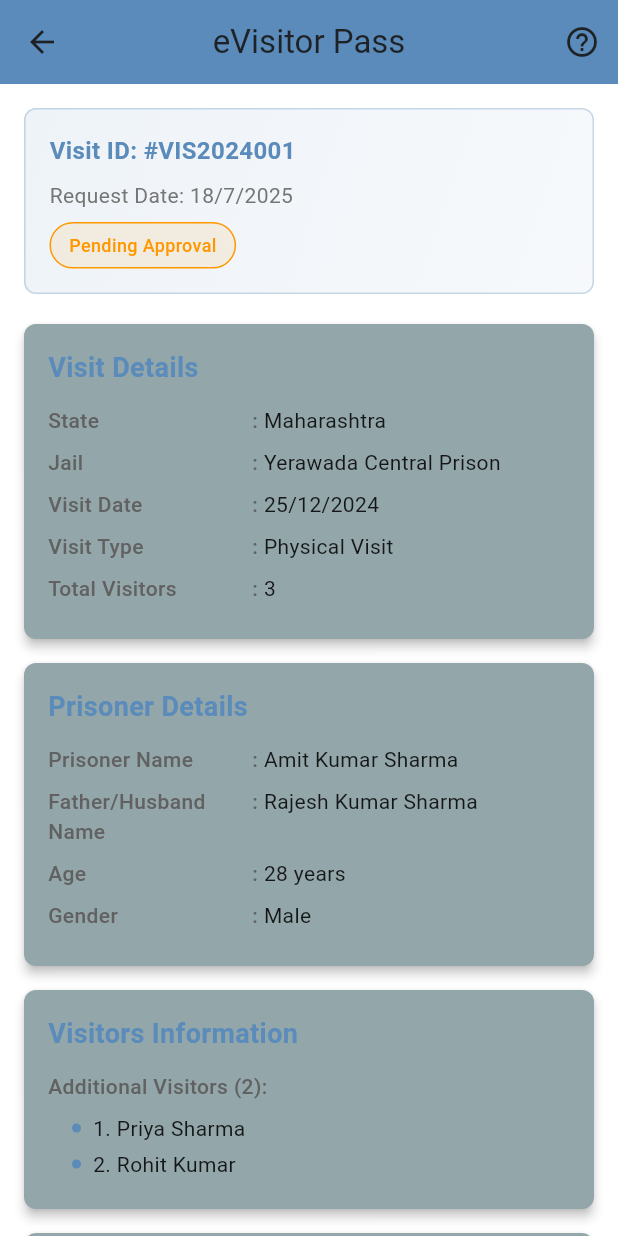
After one commit to Vainyala17/eMulakat, a Flutter app: the VisitPreviewScreen1 screen opened directly, on a phone screen of 412 x 824 dp. The commit adds this screen. Run offline on Flutter 3.47's test engine with Material 3 defaults, Android fonts, the phone set to English and light mode, and no system bars; our stand-ins replace flutter_tts, image_picker, share_plus, speech_to_text, sqflite, video_player and 1 more; missing offline and left inert: google_mlkit_face_detection, google_mlkit_text_recognition, syncfusion_flutter_pdfviewer, translator; accounts and stored records are empty.

Commit message:
first commit

```diff
--- a/lib/dashboard/grievance/complaint_screen.dart
+++ b/lib/dashboard/grievance/complaint_screen.dart
@@ -41,7 +41,7 @@ class _ComplaintScreenState extends State<ComplaintScreen> {
           child: Column(
             crossAxisAlignment: CrossAxisAlignment.start,
             children: [
-              FormSectionTitle(title: 'Complainant Details'),
+              FormSectionTitle(title: 'Complaints Details'),
               SizedBox(height: 20),
               // Visitor Name
               CustomTextField(
--- /dev/null
+++ b/lib/dashboard/visit/visit_preview1.dart
@@ -0,0 +1,554 @@
+import 'package:flutter/material.dart';
+import '../../pdf_viewer_screen.dart';
+import '../../widgets/custom_button.dart';
+import 'visit_home.dart';
+
+class VisitPreviewScreen1 extends StatefulWidget {
+  @override
+  _VisitPreviewScreen1State createState() => _VisitPreviewScreen1State();
+}
+
+class _VisitPreviewScreen1State extends State<VisitPreviewScreen1> {
+
+  // Dummy data for preview - this would normally come from the previous form
+  final Map<String, dynamic> _visitData = {
+    'state': 'Maharashtra',
+    'jail': 'Yerawada Central Prison',
+    'visitDate': '25/12/2024',
+    'additionalVisitors': 2,
+    'additionalVisitorNames': ['Priya Sharma', 'Rohit Kumar'],
+  };
+
+  final Map<String, dynamic> _prisonerData = {
+    'name': 'Amit Kumar Sharma',
+    'fatherName': 'Rajesh Kumar Sharma',
+    'age': '28',
+    'gender': 'Male',
+    'visitType': 'Physical Visit',
+  };
+
+  Widget _buildPreviewCard({
+    required String title,
+    required List<MapEntry<String, String>> data,
+  }) {
+    return Card(
+      elevation: 3,
+      margin: EdgeInsets.only(bottom: 16),
+      shape: RoundedRectangleBorder(
+        borderRadius: BorderRadius.circular(8),
+      ),
+      child: Padding(
+        padding: EdgeInsets.all(16),
+        child: Column(
+          crossAxisAlignment: CrossAxisAlignment.start,
+          children: [
+            Text(
+              title,
+              style: TextStyle(
+                fontSize: 18,
+                fontWeight: FontWeight.bold,
+                color: Theme.of(context).primaryColor,
+              ),
+            ),
+            SizedBox(height: 12),
+            ...data.map((entry) => _buildDataRow(entry.key, entry.value)),
+          ],
+        ),
+      ),
+    );
+  }
+
+  Widget _buildDataRow(String label, String value) {
+    return Padding(
+      padding: EdgeInsets.only(bottom: 8),
+      child: Row(
+        crossAxisAlignment: CrossAxisAlignment.start,
+        children: [
+          Expanded(
+            flex: 2,
+            child: Text(
+              label,
+              style: TextStyle(
+                fontWeight: FontWeight.w500,
+                color: Colors.grey[700],
+              ),
+            ),
+          ),
+          Text(
+            ': ',
+            style: TextStyle(
+              fontWeight: FontWeight.w500,
+              color: Colors.grey[700],
+            ),
+          ),
+          Expanded(
+            flex: 3,
+            child: Text(
+              value,
+              style: TextStyle(
+                fontWeight: FontWeight.w400,
+                color: Colors.black87,
+              ),
+            ),
+          ),
+        ],
+      ),
+    );
+  }
+
+  Widget _buildStatusBadge(String status, Color color) {
+    return Container(
+      padding: EdgeInsets.symmetric(horizontal: 12, vertical: 6),
+      decoration: BoxDecoration(
+        color: color.withOpacity(0.1),
+        borderRadius: BorderRadius.circular(20),
+        border: Border.all(color: color),
+      ),
+      child: Text(
+        status,
+        style: TextStyle(
+          color: color,
+          fontWeight: FontWeight.w500,
+          fontSize: 12,
+        ),
+      ),
+    );
+  }
+
+  Widget _buildAdditionalVisitorsList() {
+    if (_visitData['additionalVisitors'] == 0) {
+      return Text(
+        'No additional visitors',
+        style: TextStyle(
+          fontStyle: FontStyle.italic,
+          color: Colors.grey[600],
+        ),
+      );
+    }
+
+    return Column(
+      crossAxisAlignment: CrossAxisAlignment.start,
+      children: [
+        Text(
+          'Additional Visitors (${_visitData['additionalVisitors']}):',
+          style: TextStyle(
+            fontWeight: FontWeight.w500,
+            color: Colors.grey[700],
+          ),
+        ),
+        SizedBox(height: 8),
+        ..._visitData['additionalVisitorNames'].asMap().entries.map((entry) {
+          int index = entry.key;
+          String name = entry.value;
+          return Padding(
+            padding: EdgeInsets.only(left: 16, bottom: 4),
+            child: Row(
+              children: [
+                Container(
+                  width: 6,
+                  height: 6,
+                  decoration: BoxDecoration(
+                    color: Theme.of(context).primaryColor,
+                    shape: BoxShape.circle,
+                  ),
+                ),
+                SizedBox(width: 8),
+                Text(
+                  '${index + 1}. $name',
+                  style: TextStyle(
+                    fontWeight: FontWeight.w400,
+                    color: Colors.black87,
+                  ),
+                ),
+              ],
+            ),
+          );
+        }).toList(),
+      ],
+    );
+  }
+
+  @override
+  Widget build(BuildContext context) {
+    return Scaffold(
+      backgroundColor: Colors.white,
+      appBar: AppBar(
+        title: Text('eVisitor Pass'),
+        centerTitle: true,
+        backgroundColor: Theme.of(context).primaryColor,
+        actions: [
+          IconButton(
+            icon: Icon(Icons.help_outline),
+            onPressed: () {
+              Navigator.push(
+                context,
+                MaterialPageRoute(
+                  builder: (context) => PDFViewerScreen(
+                    assetPath: 'assets/pdfs/about_us.pdf',
+                  ),
+                ),
+              );
+            },
+          ),
+        ],
+      ),
+      body: SingleChildScrollView(
+        padding: EdgeInsets.all(16),
+        child: Column(
+          crossAxisAlignment: CrossAxisAlignment.start,
+          children: [
+            // Status Header
+            Container(
+              width: double.infinity,
+              padding: EdgeInsets.all(16),
+              decoration: BoxDecoration(
+                gradient: LinearGradient(
+                  colors: [
+                    Theme.of(context).primaryColor.withOpacity(0.1),
+                    Theme.of(context).primaryColor.withOpacity(0.05),
+                  ],
+                  begin: Alignment.topLeft,
+                  end: Alignment.bottomRight,
+                ),
+                borderRadius: BorderRadius.circular(8),
+                border: Border.all(
+                  color: Theme.of(context).primaryColor.withOpacity(0.3),
+                ),
+              ),
+              child: Column(
+                crossAxisAlignment: CrossAxisAlignment.start,
+                children: [
+                  Text(
+                    'Visit ID: #VIS2024001',
+                    style: TextStyle(
+                      fontSize: 16,
+                      fontWeight: FontWeight.bold,
+                      color: Theme.of(context).primaryColor,
+                    ),
+                  ),
+                  SizedBox(height: 8),
+                  Text(
+                    'Request Date: ${DateTime.now().day}/${DateTime.now().month}/${DateTime.now().year}',
+                    style: TextStyle(
+                      fontSize: 14,
+                      color: Colors.grey[600],
+                    ),
+                  ),
+                  SizedBox(height: 8),
+                  _buildStatusBadge('Pending Approval', Colors.orange),
+                ],
+              ),
+            ),
+            SizedBox(height: 20),
+
+            // Visit Details
+            _buildPreviewCard(
+              title: 'Visit Details',
+              data: [
+                MapEntry('State', _visitData['state']),
+                MapEntry('Jail', _visitData['jail']),
+                MapEntry('Visit Date', _visitData['visitDate']),
+                MapEntry('Visit Type', _prisonerData['visitType']),
+                MapEntry('Total Visitors', '${_visitData['additionalVisitors'] + 1}'), // +1 for main visitor
+              ],
+            ),
+
+            // Prisoner Details
+            _buildPreviewCard(
+              title: 'Prisoner Details',
+              data: [
+                MapEntry('Prisoner Name', _prisonerData['name']),
+                MapEntry('Father/Husband Name', _prisonerData['fatherName']),
+                MapEntry('Age', _prisonerData['age'] + ' years'),
+                MapEntry('Gender', _prisonerData['gender']),
+              ],
+            ),
+
+            // Additional Visitors
+            Card(
+              elevation: 3,
+              margin: EdgeInsets.only(bottom: 16),
+              shape: RoundedRectangleBorder(
+                borderRadius: BorderRadius.circular(8),
+              ),
+              child: Padding(
+                padding: EdgeInsets.all(16),
+                child: Column(
+                  crossAxisAlignment: CrossAxisAlignment.start,
+                  children: [
+                    Text(
+                      'Visitors Information',
+                      style: TextStyle(
+                        fontSize: 18,
+                        fontWeight: FontWeight.bold,
+                        color: Theme.of(context).primaryColor,
+                      ),
+                    ),
+                    SizedBox(height: 12),
+                    _buildAdditionalVisitorsList(),
+                  ],
+                ),
+              ),
+            ),
+
+            // Visit Guidelines
+            Card(
+              elevation: 3,
+              margin: EdgeInsets.only(bottom: 16),
+              shape: RoundedRectangleBorder(
+                borderRadius: BorderRadius.circular(8),
+              ),
+              child: Padding(
+                padding: EdgeInsets.all(16),
+                child: Column(
+                  crossAxisAlignment: CrossAxisAlignment.start,
+                  children: [
+                    Text(
+                      'Important Guidelines',
+                      style: TextStyle(
+                        fontSize: 18,
+                        fontWeight: FontWeight.bold,
+                        color: Theme.of(context).primaryColor,
+                      ),
+                    ),
+                    SizedBox(height: 12),
+                    _buildGuidelineItem('Carry valid photo ID for verification'),
+                    _buildGuidelineItem('Arrive 30 minutes before scheduled time'),
+                    _buildGuidelineItem('Follow dress code: Formal attire required'),
+                    _buildGuidelineItem('No mobile phones or electronic devices allowed'),
+                    _buildGuidelineItem('Visit duration: Maximum 30 minutes'),
+                    _buildGuidelineItem('Respect prison rules and regulations'),
+                  ],
+                ),
+              ),
+            ),
+
+            // Action Timeline
+            Card(
+              elevation: 3,
+              shape: RoundedRectangleBorder(
+                borderRadius: BorderRadius.circular(8),
+              ),
+              child: Padding(
+                padding: EdgeInsets.all(16),
+                child: Column(
+                  crossAxisAlignment: CrossAxisAlignment.start,
+                  children: [
+                    Text(
+                      'Visit Timeline',
+                      style: TextStyle(
+                        fontSize: 18,
+                        fontWeight: FontWeight.bold,
+                        color: Theme.of(context).primaryColor,
+                      ),
+                    ),
+                    SizedBox(height: 16),
+                    _buildTimelineItem(
+                      'Visit Request Submitted',
+                      '${DateTime.now().day}/${DateTime.now().month}/${DateTime.now().year} at ${DateTime.now().hour}:${DateTime.now().minute.toString().padLeft(2, '0')}',
+                      Icons.check_circle,
+                      Colors.green,
+                      true,
+                    ),
+                    _buildTimelineItem(
+                      'Under Review',
+                      'Estimated: 1-2 working days',
+                      Icons.pending,
+                      Colors.orange,
+                      false,
+                    ),
+                    _buildTimelineItem(
+                      'Approval/Rejection',
+                      'Estimated: 3-5 working days',
+                      Icons.done_all,
+                      Colors.grey,
+                      false,
+                    ),
+                  ],
+                ),
+              ),
+            ),
+
+            SizedBox(height: 24),
+
+            // Action Buttons
+            Row(
+              children: [
+                Expanded(
+                  child: CustomButton(
+                    text: 'Edit Visit',
+                    onPressed: () {
+                      Navigator.pop(context);
+                    },
+                    backgroundColor: Colors.grey[600],
+                  ),
+                ),
+                SizedBox(width: 16),
+                Expanded(
+                  child: CustomButton(
+                    text: 'Submit Visit',
+                    onPressed: () {
+                      _showSubmissionDialog();
+                    },
+                  ),
+                ),
+              ],
+            ),
+
+            SizedBox(height: 16),
+
+            // Download/Print Options
+            Row(
+              children: [
+                Expanded(
+                  child: OutlinedButton.icon(
+                    onPressed: () {
+                      // Download functionality
+                      ScaffoldMessenger.of(context).showSnackBar(
+                        SnackBar(
+                          content: Text('Downloading visit request copy...'),
+                          backgroundColor: Colors.blue,
+                        ),
+                      );
+                    },
+                    icon: Icon(Icons.download),
+                    label: Text('Download PDF'),
+                  ),
+                ),
+                SizedBox(width: 16),
+                Expanded(
+                  child: OutlinedButton.icon(
+                    onPressed: () {
+                      // Print functionality
+                      ScaffoldMessenger.of(context).showSnackBar(
+                        SnackBar(
+                          content: Text('Printing visit request...'),
+                          backgroundColor: Colors.blue,
+                        ),
+                      );
+                    },
+                    icon: Icon(Icons.print),
+                    label: Text('Print'),
+                  ),
+                ),
+              ],
+            ),
+          ],
+        ),
+      ),
+    );
+  }
+
+  Widget _buildGuidelineItem(String text) {
+    return Padding(
+      padding: EdgeInsets.only(bottom: 8),
+      child: Row(
+        crossAxisAlignment: CrossAxisAlignment.start,
+        children: [
+          Container(
+            width: 6,
+            height: 6,
+            margin: EdgeInsets.only(top: 6),
+            decoration: BoxDecoration(
+              color: Theme.of(context).primaryColor,
+              shape: BoxShape.circle,
+            ),
+          ),
+          SizedBox(width: 12),
+          Expanded(
+            child: Text(
+              text,
+              style: TextStyle(
+                fontSize: 14,
+                color: Colors.grey[700],
+              ),
+            ),
+          ),
+        ],
+      ),
+    );
+  }
+
+  Widget _buildTimelineItem(String title, String subtitle, IconData icon, Color color, bool isCompleted) {
+    return Padding(
+      padding: EdgeInsets.only(bottom: 16),
+      child: Row(
+        children: [
+          Container(
+            width: 40,
+            height: 40,
+            decoration: BoxDecoration(
+              color: isCompleted ? color : color.withOpacity(0.2),
+              shape: BoxShape.circle,
+            ),
+            child: Icon(
+              icon,
+              color: isCompleted ? Colors.white : color,
+              size: 20,
+            ),
+          ),
+          SizedBox(width: 16),
+          Expanded(
+            child: Column(
+              crossAxisAlignment: CrossAxisAlignment.start,
+              children: [
+                Text(
+                  title,
+                  style: TextStyle(
+                    fontWeight: FontWeight.w500,
+                    color: isCompleted ? Colors.black87 : Colors.grey[600],
+                  ),
+                ),
+                SizedBox(height: 4),
+                Text(
+                  subtitle,
+                  style: TextStyle(
+                    fontSize: 12,
+                    color: Colors.grey[600],
+                  ),
+                ),
+              ],
+            ),
+          ),
+        ],
+      ),
+    );
+  }
+
+  void _showSubmissionDialog() {
+    showDialog(
+      context: context,
+      builder: (BuildContext context) {
+        return AlertDialog(
+          title: Text('Submit Visit Request'),
+          content: Text('Are you sure you want to submit this visit request? Once submitted, you cannot edit the details.'),
+          actions: [
+            TextButton(
+              child: Text('Cancel'),
+              onPressed: () {
+                Navigator.of(context).pop();
+              },
+            ),
+            ElevatedButton(
+              child: Text('Submit'),
+              onPressed: () {
+                Navigator.of(context).pop();
+                Navigator.pushReplacement(
+                  context,
+                  MaterialPageRoute(builder: (context) => VisitHomeScreen()),
+                );
+                ScaffoldMessenger.of(context).showSnackBar(
+                  SnackBar(
+                    content: Text('Visit request submitted successfully! ID: #VIS2024001'),
+                    backgroundColor: Colors.green,
+                    duration: Duration(seconds: 3),
+                  ),
+                );
+              },
+            ),
+          ],
+        );
+      },
+    );
+  }
+}
--- /dev/null
+++ b/lib/policies/setting_account_screen.dart
@@ -0,0 +1,112 @@
+import 'package:flutter/material.dart';
+
+import '../pdf_viewer_screen.dart';
+
+class AccountSettingsScreen extends StatelessWidget {
+  @override
+  Widget build(BuildContext context) {
+    return Scaffold(
+      backgroundColor: Colors.white,
+      appBar: AppBar(
+        title: Text('Setting & Account'),
+        centerTitle: true,
+        backgroundColor: Theme.of(context).primaryColor,
+        actions: [
+          IconButton(
+            icon: Icon(Icons.help_outline),
+            onPressed: () {
+              Navigator.push(
+                context,
+                MaterialPageRoute(
+                  builder: (context) => PDFViewerScreen(
+                    assetPath: 'assets/pdfs/about_us.pdf',
+                  ),
+                ),
+              );
+            },
+          ),
+        ],
+      ),
+      body: ListView(
+        children: [
+          // User Info Section
+          Container(
+            padding: EdgeInsets.all(16),
+            color: Colors.grey[200],
+            child: Row(
+              children: [
+                CircleAvatar(
+                  radius: 30,
+                  backgroundColor: Colors.blue,
+                  child: Icon(Icons.person, size: 30, color: Colors.white),
+                ),
+                SizedBox(width: 16),
+                Column(
+                  crossAxisAlignment: CrossAxisAlignment.start,
+                  children: [
+                    Text('Your Name', style: TextStyle(fontSize: 18, fontWeight: FontWeight.bold)),
+                    Text('your.email@example.com', style: TextStyle(color: Colors.grey[700])),
+                  ],
+                ),
+              ],
+            ),
+          ),
+
+          Divider(),
+
+          // Account Options
+          ListTile(
+            leading: Icon(Icons.person_outline),
+            title: Text('My Profile'),
+            onTap: () {
+              // Navigate to Profile screen
+            },
+          ),
+          ListTile(
+            leading: Icon(Icons.location_on_outlined),
+            title: Text('My Address'),
+            onTap: () {
+              // Navigate to Address screen
+            },
+          ),
+
+          Divider(),
+
+          // Settings Options
+          ListTile(
+            leading: Icon(Icons.language),
+            title: Text('Language'),
+            onTap: () {
+              // Change language
+            },
+          ),
+          ListTile(
+            leading: Icon(Icons.dark_mode),
+            title: Text('Dark Mode'),
+            onTap: () {
+              // Toggle dark mode
+            },
+          ),
+          ListTile(
+            leading: Icon(Icons.notifications),
+            title: Text('Notifications'),
+            onTap: () {
+              // Navigate to Notification settings
+            },
+          ),
+
+          Divider(),
+
+          // Logout
+          ListTile(
+            leading: Icon(Icons.logout, color: Colors.red),
+            title: Text('Logout', style: TextStyle(color: Colors.red)),
+            onTap: () {
+              // Logout logic
+            },
+          ),
+        ],
+      ),
+    );
+  }
+}
--- a/lib/screens/home/drawer_menu.dart
+++ b/lib/screens/home/drawer_menu.dart
@@ -4,6 +4,7 @@ import 'package:share_plus/share_plus.dart';
 import 'package:url_launcher/url_launcher.dart';
 import '../../policies/about_us_screen.dart';
 import '../../policies/contact_us_popup.dart';
+import '../../policies/setting_account_screen.dart';
 import '../../utils/color_scheme.dart';
 import '../auth/login_screen.dart';
 import 'ProfileScreen.dart';
@@ -216,7 +217,10 @@ class _DrawerMenuState extends State<DrawerMenu> {
             leading: Icon(Icons.settings),
             title: Text('Settings & account'),
             onTap: () {
-              Navigator.pop(context);
+              Navigator.push(
+                context,
+                MaterialPageRoute(builder: (context) => AccountSettingsScreen()),
+              );
             },
           ),
 
--- a/lib/screens/home/home_screen.dart
+++ b/lib/screens/home/home_screen.dart
@@ -4,6 +4,7 @@ import 'package:flutter_tts/flutter_tts.dart';
 import 'package:speech_to_text/speech_to_text.dart';
 import '../../dashboard/evisitor_pass_screen.dart';
 import '../../dashboard/grievance/grievance_home.dart';
+import '../../dashboard/visit/visit_preview1.dart';
 import '../../dashboard/visit/visit_preview_screen.dart';
 import '../../dashboard/visit/whom_to_meet_screen.dart';
 import '../../dashboard/visit/visit_home.dart';
@@ -704,7 +705,7 @@ class _HomeScreenState extends State<HomeScreen> {
                         Navigator.push(
                           context,
                           MaterialPageRoute(
-                            builder: (context) => VisitPreviewScreen(),
+                            builder: (context) => VisitPreviewScreen1(),
                           ),
                         );
                       },
@@ -817,7 +818,7 @@ class _HomeScreenState extends State<HomeScreen> {
                   }),
                 ],
               ),
-              SizedBox(height: 20),
+              SizedBox(height: 30),
 
               // Dynamic View
               // Replace the Expanded with a fixed-height container:
@@ -828,7 +829,7 @@ class _HomeScreenState extends State<HomeScreen> {
                     : _buildHorizontalVisitCards(showPastVisits ? pastVisits : upcomingVisits),
               ),
 
-              SizedBox(height: 10),
+              SizedBox(height: 40),
               // E-Pass Button
               Padding(
                 padding: EdgeInsets.symmetric(vertical: 12.0),
```
